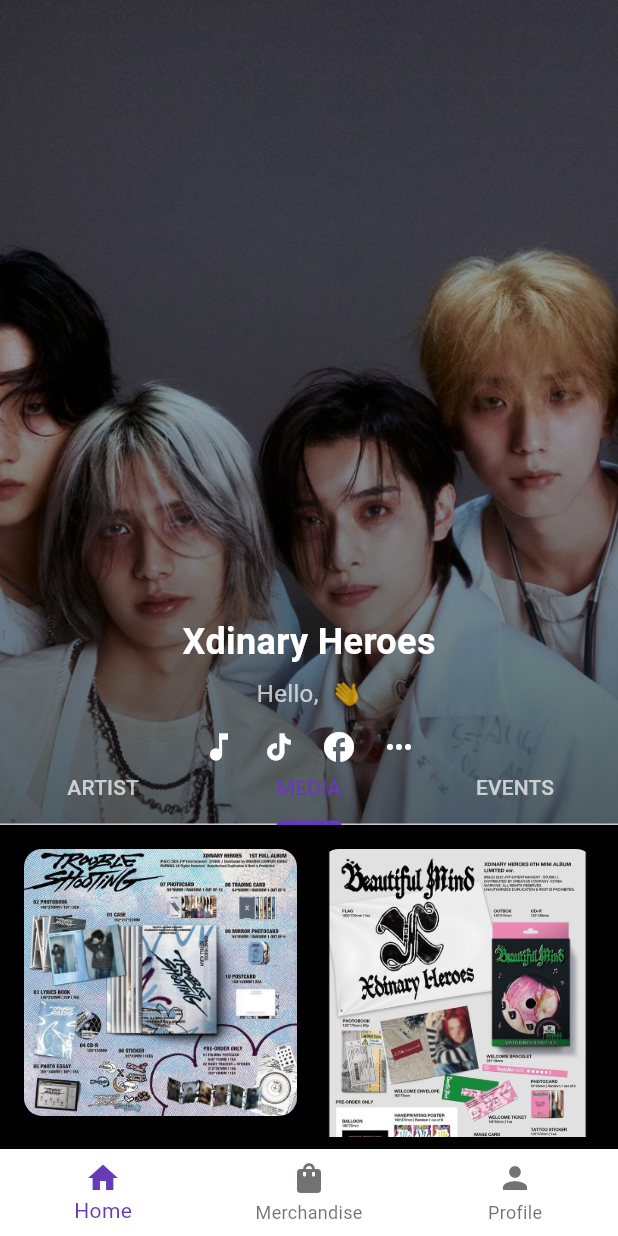
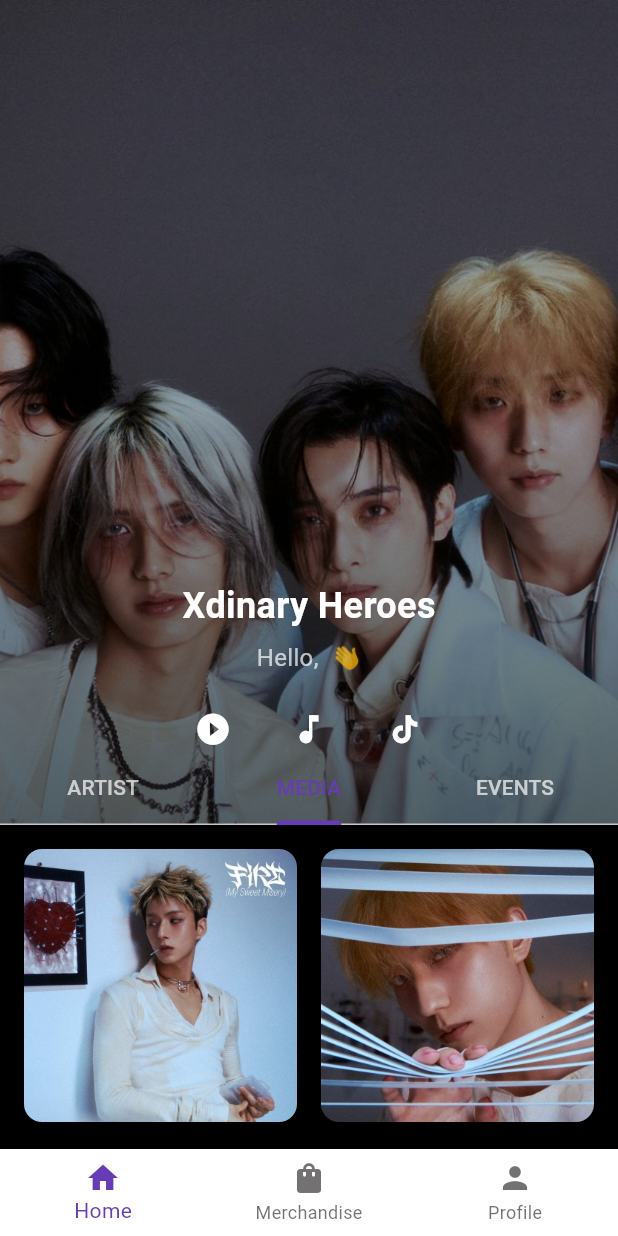
Before and after one commit to dysee-xian/Xdinary-Heroes-App, a Flutter app: the XdhFansScreen screen opened directly with empty values, tab 2 chosen, on a phone screen of 412 x 824 dp. Run offline on Flutter 3.47's test engine with Material 3 defaults, Android fonts, the phone set to English and light mode, and no system bars; our stand-ins replace badges, cloud_firestore, firebase_auth, firebase_core, loading_animation_widget; accounts and stored records are empty; network calls fail; statements that could not run were skipped.

Commit message:
media page update

```diff
--- a/lib/main.dart
+++ b/lib/main.dart
@@ -1,4 +1,4 @@
-import 'package.flutter/foundation.dart';
+import 'package:flutter/foundation.dart';
 import 'package:flutter/material.dart';
 import 'package:firebase_core/firebase_core.dart';
 import 'package:firebase_core/firebase_core.dart';
--- a/lib/screen/ProfileScreen.dart
+++ b/lib/screen/ProfileScreen.dart
@@ -129,7 +129,6 @@
                     ],
                   ),
 
-                  // 🔹 Foto + Nama
                   FadeTransition(
                     opacity: _fadeAnimation,
                     child: Container(
@@ -143,7 +142,9 @@
                             radius: 60,
                             backgroundImage: imageUrl.isNotEmpty
                                 ? NetworkImage(imageUrl)
-                                : const AssetImage('assets/image/default.png')
+                                : const NetworkImage(
+                                        'https://i.imgur.com/wX9qD63.jpeg',
+                                      )
                                       as ImageProvider,
                           ),
                           const SizedBox(height: 16),
--- a/lib/screen/home_screen.dart
+++ b/lib/screen/home_screen.dart
@@ -1,8 +1,9 @@
 import 'package:flutter/material.dart';
 import 'package:cloud_firestore/cloud_firestore.dart';
 import 'package:flutter_staggered_grid_view/flutter_staggered_grid_view.dart';
-import '../data/event_data.dart'; // Import data event
-import '../models/event.dart'; // Import model event
+import 'package:url_launcher/url_launcher.dart';
+import '../data/event_data.dart';
+import '../models/event.dart';
 import 'merchandise_screen.dart';
 import 'ProfileScreen.dart';
 import 'artist_list_screen.dart';
@@ -12,8 +13,6 @@
   const XdhFansScreen({super.key, required this.userid});
 
   final List<String> imageList = const [
-    'assets/image/TroubleShooting.jpg',
-    'assets/image/beauifulmind.jpg',
     'assets/image/ode.jpg',
     'assets/image/gunil.jpg',
     'assets/image/Jungsu.jpg',
@@ -21,7 +20,24 @@
     'assets/image/JOOYEON.jpg',
     'assets/image/Junhan.jpg',
     'assets/image/depan.png',
+    'https://i.imgur.com/1Zhpdtd.jpeg',
+    'https://i.imgur.com/ApSfRom.jpeg',
+    'https://i.imgur.com/acD9lTb.jpeg',
+    'https://i.imgur.com/EM7DO4b.jpeg',
+    'https://i.imgur.com/mpJOW5x.jpeg',
+    'https://i.imgur.com/aLAeK57.jpeg',
+    'https://i.imgur.com/RhSkFUb.jpeg',
+    'https://i.imgur.com/x5F3dpK.jpeg',
+    'https://i.imgur.com/Nlq2fXm.jpeg',
+    'https://i.imgur.com/OkPStek.jpeg',
   ];
+
+  void _launchURL(String url) async {
+    final Uri uri = Uri.parse(url);
+    if (!await launchUrl(uri, mode: LaunchMode.externalApplication)) {
+      throw 'Tidak dapat membuka $url';
+    }
+  }
 
   Future<String> fetchUserName() async {
     try {
@@ -112,16 +128,45 @@
                                 },
                               ),
                               const SizedBox(height: 12),
+
+                              // 🌐 Ikon Sosial Media
                               Row(
                                 mainAxisAlignment: MainAxisAlignment.center,
-                                children: const [
-                                  Icon(Icons.music_note, color: Colors.white),
-                                  SizedBox(width: 16),
-                                  Icon(Icons.tiktok, color: Colors.white),
-                                  SizedBox(width: 16),
-                                  Icon(Icons.facebook, color: Colors.white),
-                                  SizedBox(width: 16),
-                                  Icon(Icons.more_horiz, color: Colors.white),
+                                children: [
+                                  IconButton(
+                                    icon: const Icon(
+                                      Icons.play_circle_fill,
+                                      color: Colors.white,
+                                    ),
+                                    iconSize: 25,
+                                    onPressed: () {
+                                      _launchURL(
+                                        'https://youtu.be/_L7wVbtpgm8?si=0vrYsBAbsWO2Lqkg',
+                                      );
+                                    },
+                                  ),
+                                  const SizedBox(width: 16),
+                                  IconButton(
+                                    icon: const Icon(Icons.music_note),
+                                    iconSize: 25,
+                                    color: Colors.white,
+                                    onPressed: () {
+                                      _launchURL(
+                                        'https://spotify.link/Pv3hPUbjtXb',
+                                      );
+                                    },
+                                  ),
+                                  const SizedBox(width: 16),
+                                  IconButton(
+                                    icon: const Icon(Icons.tiktok),
+                                    iconSize: 25,
+                                    color: Colors.white,
+                                    onPressed: () {
+                                      _launchURL(
+                                        'https://www.tiktok.com/@xheroes_official?_t=ZS-90YWRNEqAaL&_r=1',
+                                      );
+                                    },
+                                  ),
                                 ],
                               ),
                             ],
@@ -155,16 +200,41 @@
                       const SliverSimpleGridDelegateWithFixedCrossAxisCount(
                         crossAxisCount: 2,
                       ),
-                  itemBuilder: (context, index) => Padding(
-                    padding: const EdgeInsets.all(8.0),
-                    child: ClipRRect(
-                      borderRadius: BorderRadius.circular(12),
-                      child: Image.asset(imageList[index], fit: BoxFit.cover),
-                    ),
-                  ),
+                  itemBuilder: (context, index) {
+                    final imagePath = imageList[index];
+                    final isNetwork = imagePath.startsWith('http');
+
+                    return Padding(
+                      padding: const EdgeInsets.all(8.0),
+                      child: ClipRRect(
+                        borderRadius: BorderRadius.circular(12),
+                        child: isNetwork
+                            ? Image.network(
+                                imagePath,
+                                fit: BoxFit.cover,
+                                loadingBuilder:
+                                    (context, child, loadingProgress) {
+                                      if (loadingProgress == null) return child;
+                                      return const Center(
+                                        child: CircularProgressIndicator(),
+                                      );
+                                    },
+                                errorBuilder: (context, error, stackTrace) {
+                                  return const Center(
+                                    child: Icon(
+                                      Icons.broken_image,
+                                      color: Colors.white54,
+                                    ),
+                                  );
+                                },
+                              )
+                            : Image.asset(imagePath, fit: BoxFit.cover),
+                      ),
+                    );
+                  },
                 ),
               ),
-              // ## MODIFIKASI: Tampilkan daftar event di sini ##
+              // 📅 EVENT LIST
               ListView.builder(
                 itemCount: dummyEvents.length,
                 itemBuilder: (context, index) {
--- a/pubspec.yaml
+++ b/pubspec.yaml
@@ -19,6 +19,7 @@
   firebase_core: ^2.32.0
   firebase_auth: ^4.16.0
   flutter_staggered_grid_view: ^0.7.0
+  url_launcher: ^6.3.0
 
 
 dev_dependencies:
```
Also changed, not shown: assets/image/TroubleShooting.jpg (deleted), assets/image/beauifulmind.jpg (deleted), assets/image/me when pbp.jpg (deleted), pubspec.lock, 5 other files.
